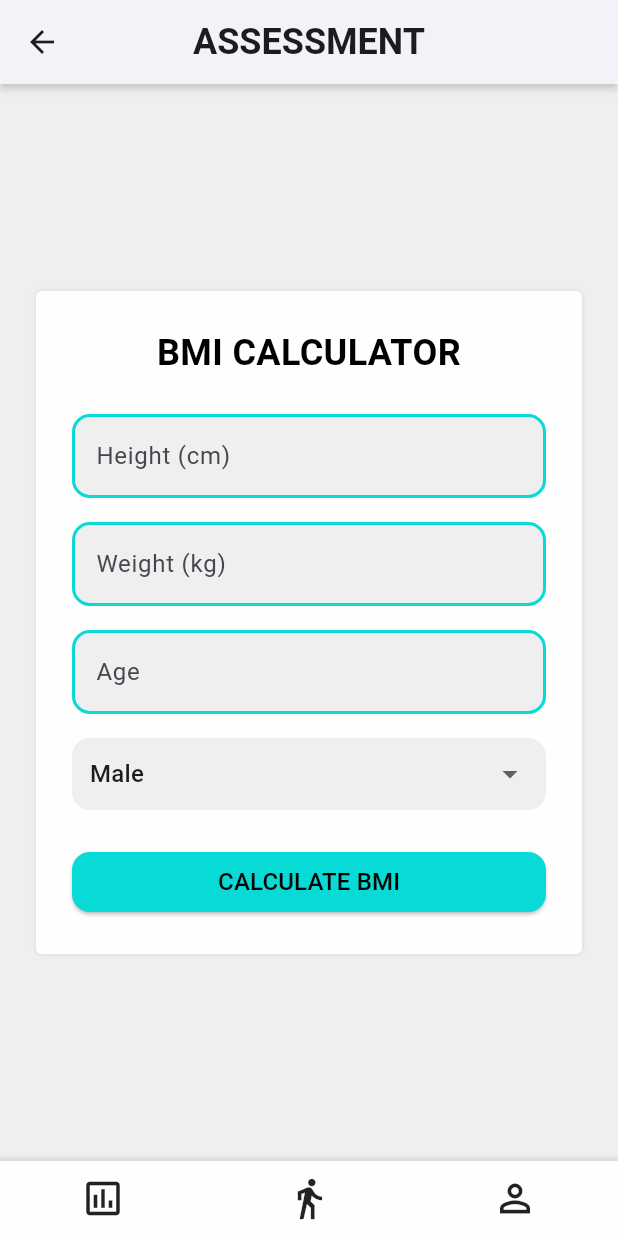
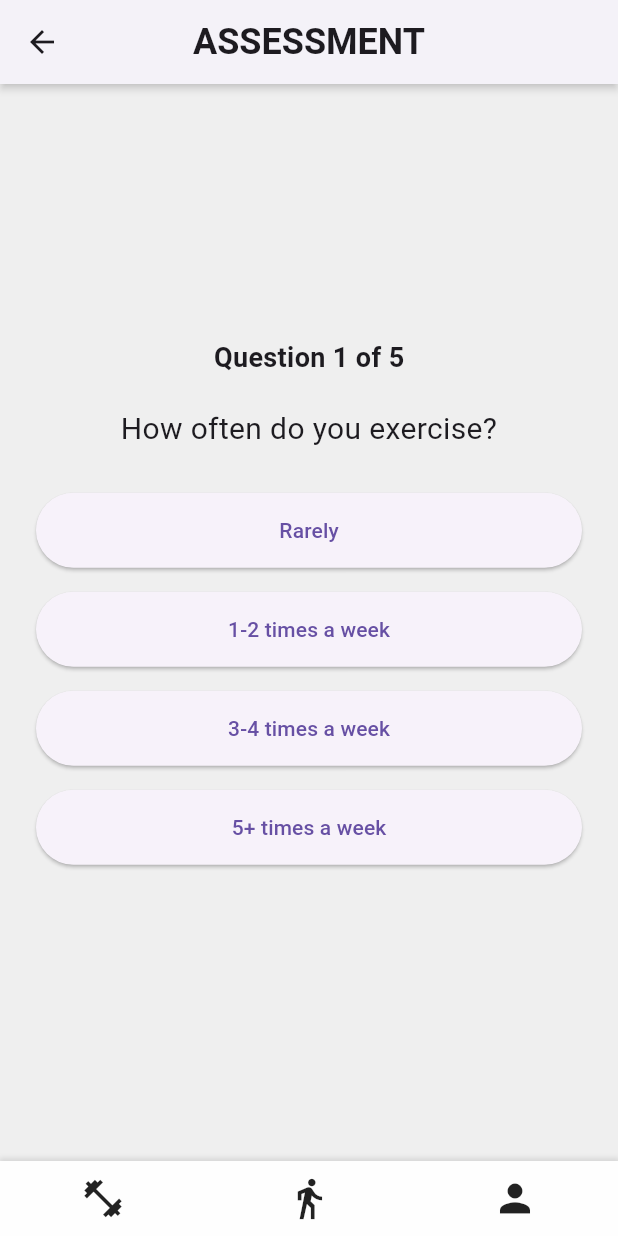
Before and after one commit to treestride/treestride-flutter, a Flutter app: the AssessmentHome screen opened directly, on a phone screen of 412 x 824 dp. Run offline on Flutter 3.47's test engine with Material 3 defaults, Android fonts, the phone set to English and light mode, and no system bars; our stand-ins replace cached_network_image, cloud_firestore, connectivity_plus, firebase_auth, firebase_core, firebase_storage and 16 more; missing offline and left inert: open_mail_app, qr_code_scanner, scan; accounts and stored records are empty.

Commit message:
Minor fixes

```diff
--- a/lib/assessment.dart
+++ b/lib/assessment.dart
@@ -1,9 +1,10 @@
 import 'package:flutter/material.dart';
 import 'package:google_fonts/google_fonts.dart';
 
-import 'bmi_calculator.dart';
 import 'fitness.dart';
 import 'profile_fitness.dart';
+import 'assessment_test.dart';
+import 'assessment_result.dart';
 
 void main() {
   WidgetsFlutterBinding.ensureInitialized();
@@ -37,6 +38,23 @@ class AssessmentHome extends StatefulWidget {
 }
 
 class _AssessmentState extends State<AssessmentHome> {
+  bool _showTest = true;
+  List<String> _testAnswers = [];
+
+  void _completeTest(List<String> answers) {
+    setState(() {
+      _testAnswers = answers;
+      _showTest = false;
+    });
+  }
+
+  void _restartTest() {
+    setState(() {
+      _showTest = true;
+      _testAnswers = [];
+    });
+  }
+
   @override
   Widget build(BuildContext context) {
     return PopScope(
@@ -97,7 +115,7 @@ class _AssessmentState extends State<AssessmentHome> {
               GestureDetector(
                 onTap: () {},
                 child: const Icon(
-                  Icons.assessment_outlined,
+                  Icons.fitness_center_outlined,
                   size: 30,
                 ),
               ),
@@ -125,20 +143,27 @@ class _AssessmentState extends State<AssessmentHome> {
                   );
                 },
                 child: const Icon(
-                  Icons.perm_identity_outlined,
+                  Icons.person,
                   size: 30,
                 ),
               ),
             ],
           ),
         ),
-        body: const Center(
+        body: Center(
           child: SingleChildScrollView(
             child: Padding(
-              padding: EdgeInsets.all(24.0),
+              padding: const EdgeInsets.all(24.0),
               child: Column(
                 children: [
-                  BMICalculator(),
+                  if (_showTest)
+                    AssessmentTest(onComplete: _completeTest)
+                  else
+                    AssessmentResults(
+                      answers: _testAnswers,
+                      onReassess: _restartTest,
+                    ),
+                  const SizedBox(height: 20),
                 ],
               ),
             ),
--- /dev/null
+++ b/lib/assessment_test.dart
@@ -0,0 +1,90 @@
+import 'package:flutter/material.dart';
+
+class AssessmentTest extends StatefulWidget {
+  final Function(List<String>) onComplete;
+
+  const AssessmentTest({super.key, required this.onComplete});
+
+  @override
+  AssessmentTestState createState() => AssessmentTestState();
+}
+
+class AssessmentTestState extends State<AssessmentTest> {
+  int _currentQuestionIndex = 0;
+  final List<String> _answers = [];
+
+  final List<Map<String, dynamic>> _questions = [
+    {
+      'question': 'How often do you exercise?',
+      'options': [
+        'Rarely',
+        '1-2 times a week',
+        '3-4 times a week',
+        '5+ times a week'
+      ],
+    },
+    {
+      'question': 'What is your primary fitness goal?',
+      'options': [
+        'Lose weight',
+        'Build muscle',
+        'Improve cardiovascular health',
+        'Increase flexibility'
+      ],
+    },
+    {
+      'question': 'How would you describe your current fitness level?',
+      'options': ['Beginner', 'Intermediate', 'Advanced'],
+    },
+    {
+      'question': 'Do you have any physical limitations or injuries?',
+      'options': ['Yes', 'No'],
+    },
+    {
+      'question': 'What type of exercises do you enjoy most?',
+      'options': ['Cardio', 'Strength training', 'Yoga/Pilates', 'Team sports'],
+    },
+  ];
+
+  void _answerQuestion(String answer) {
+    setState(() {
+      _answers.add(answer);
+      if (_currentQuestionIndex < _questions.length - 1) {
+        _currentQuestionIndex++;
+      } else {
+        widget.onComplete(_answers);
+      }
+    });
+  }
+
+  @override
+  Widget build(BuildContext context) {
+    return Column(
+      children: [
+        Text(
+          'Question ${_currentQuestionIndex + 1} of ${_questions.length}',
+          style: const TextStyle(fontSize: 18, fontWeight: FontWeight.bold),
+        ),
+        const SizedBox(height: 20),
+        Text(
+          _questions[_currentQuestionIndex]['question'],
+          style: const TextStyle(fontSize: 20),
+          textAlign: TextAlign.center,
+        ),
+        const SizedBox(height: 20),
+        ..._questions[_currentQuestionIndex]['options'].map<Widget>((option) {
+          return Padding(
+            padding: const EdgeInsets.symmetric(vertical: 8.0),
+            child: ElevatedButton(
+              onPressed: () => _answerQuestion(option),
+              style: ElevatedButton.styleFrom(
+                minimumSize: const Size(double.infinity, 50),
+              ),
+              child: Text(option),
+            ),
+          );
+        }).toList(),
+      ],
+    );
+  }
+}
--- a/lib/bmi_calculator.dart
+++ b/lib/bmi_calculator.dart
@@ -104,7 +104,7 @@ class BMICalculatorState extends State<BMICalculator> {
           crossAxisAlignment: CrossAxisAlignment.stretch,
           children: [
             const Text(
-              'BMI CALCULATOR',
+              'BMI ASSESSMENT',
               style: TextStyle(
                 fontSize: 24,
                 color: Colors.black,
@@ -126,7 +126,7 @@ class BMICalculatorState extends State<BMICalculator> {
               style: ElevatedButton.styleFrom(
                 backgroundColor: const Color(0xFF08DAD6),
                 shape: RoundedRectangleBorder(
-                  borderRadius: BorderRadius.circular(12),
+                  borderRadius: BorderRadius.circular(4),
                 ),
               ),
               child: const Text(
@@ -154,19 +154,19 @@ class BMICalculatorState extends State<BMICalculator> {
       decoration: InputDecoration(
         labelText: label,
         filled: true,
-        floatingLabelStyle: const TextStyle(color: Color(0xFF08DAD6)),
+        floatingLabelStyle: const TextStyle(color: Colors.grey),
         fillColor: const Color(0xFFEFEFEF),
         border: OutlineInputBorder(
-          borderRadius: BorderRadius.circular(12),
+          borderRadius: BorderRadius.circular(4),
           borderSide: BorderSide.none,
         ),
         enabledBorder: OutlineInputBorder(
-          borderRadius: BorderRadius.circular(12),
-          borderSide: const BorderSide(color: Color(0xFF08DAD6), width: 2),
+          borderRadius: BorderRadius.circular(4),
+          borderSide: BorderSide.none,
         ),
         focusedBorder: OutlineInputBorder(
-          borderRadius: BorderRadius.circular(12),
-          borderSide: const BorderSide(color: Color(0xFF08DAD6), width: 2),
+          borderRadius: BorderRadius.circular(4),
+          borderSide: BorderSide.none,
         ),
       ),
       keyboardType: TextInputType.number,
@@ -184,7 +184,7 @@ class BMICalculatorState extends State<BMICalculator> {
       padding: const EdgeInsets.symmetric(horizontal: 12),
       decoration: BoxDecoration(
         color: const Color(0xFFEFEFEF),
-        borderRadius: BorderRadius.circular(12),
+        borderRadius: BorderRadius.circular(4),
       ),
       child: DropdownButtonHideUnderline(
         child: DropdownButton<String>(
@@ -231,13 +231,7 @@ class BMICalculatorState extends State<BMICalculator> {
       decoration: BoxDecoration(
         color: const Color(0xFFFEFEFE),
         borderRadius: BorderRadius.circular(4),
-        boxShadow: const [
-          BoxShadow(
-            color: Color(0xFFD4D4D4),
-            blurRadius: 2,
-            blurStyle: BlurStyle.outer,
-          )
-        ],
+        border: Border.all(color: categoryColor, width: 2),
       ),
       child: Padding(
         padding: const EdgeInsets.all(16),
--- a/lib/fitness.dart
+++ b/lib/fitness.dart
@@ -416,7 +416,7 @@ class FitnessState extends State<FitnessMode> {
                       );
                     },
                     child: const Icon(
-                      Icons.assessment_outlined,
+                      Icons.fitness_center_outlined,
                       size: 30,
                     ),
                   ),
@@ -437,7 +437,7 @@ class FitnessState extends State<FitnessMode> {
                       );
                     },
                     child: const Icon(
-                      Icons.perm_identity_outlined,
+                      Icons.person,
                       size: 30,
                     ),
                   ),
--- a/lib/leaderboard.dart
+++ b/lib/leaderboard.dart
@@ -144,7 +144,7 @@ class LeaderboardHomeState extends State<LeaderboardHome> {
                         );
                       },
                       child: const Icon(
-                        Icons.space_dashboard_outlined,
+                        Icons.view_carousel_outlined,
                         size: 30,
                       ),
                     ),
--- a/lib/login.dart
+++ b/lib/login.dart
@@ -5,8 +5,8 @@ import 'package:firebase_auth/firebase_auth.dart';
 import 'package:flutter/services.dart';
 import 'package:fluttertoast/fluttertoast.dart';
 import 'package:google_fonts/google_fonts.dart';
+import 'choose_mode.dart';
 import 'forgot_password.dart';
-import 'home.dart';
 import 'register.dart';
 
 class Login extends StatefulWidget {
@@ -112,7 +112,7 @@ class LoginPageState extends State<Login> {
           Navigator.pushReplacement(
             context,
             MaterialPageRoute(
-              builder: (context) => const Home(),
+              builder: (context) => const ChooseMode(),
             ),
           );
         }
--- a/lib/plant_tree.dart
+++ b/lib/plant_tree.dart
@@ -427,7 +427,7 @@ class TreeShopHomeState extends State<TreeShopHome> {
                           );
                         },
                         child: const Icon(
-                          Icons.space_dashboard_outlined,
+                          Icons.view_carousel_outlined,
                           size: 30,
                         ),
                       ),
--- a/lib/profile.dart
+++ b/lib/profile.dart
@@ -351,7 +351,7 @@ class ProfileState extends State<Profile> {
                             );
                           },
                           child: const Icon(
-                            Icons.space_dashboard_outlined,
+                            Icons.view_carousel_outlined,
                             size: 30,
                           ),
                         ),
--- a/lib/splash.dart
+++ b/lib/splash.dart
@@ -2,7 +2,7 @@
 
 import 'package:flutter/material.dart';
 import 'package:firebase_auth/firebase_auth.dart';
-import 'home.dart';
+import 'choose_mode.dart';
 import 'login.dart';
 
 class Splash extends StatefulWidget {
@@ -38,7 +38,7 @@ class SplashState extends State<Splash> {
       Navigator.pushReplacement(
         context,
         MaterialPageRoute(
-          builder: (context) => const Home(),
+          builder: (context) => const ChooseMode(),
         ),
       );
     }
--- a/lib/user_feed.dart
+++ b/lib/user_feed.dart
@@ -637,7 +637,7 @@ class UserFeedPageState extends State<UserFeedPage>
                     GestureDetector(
                       onTap: () {},
                       child: const Icon(
-                        Icons.space_dashboard_outlined,
+                        Icons.view_carousel_outlined,
                         size: 30,
                       ),
                     ),
```
Also changed, not shown: lib/assessment_result.dart (added, +78 -0 lines), lib/choose_mode.dart (added, +101 -0 lines), lib/home.dart (+5 -3 lines), lib/jogging_fitness.dart (+9 -3 lines), lib/profile_fitness.dart (+38 -32 lines), lib/running_fitness.dart (+8 -3 lines), lib/walking_fitness.dart (+8 -2 lines), assets/images/fitness.png (added), assets/images/planting.png (added).
